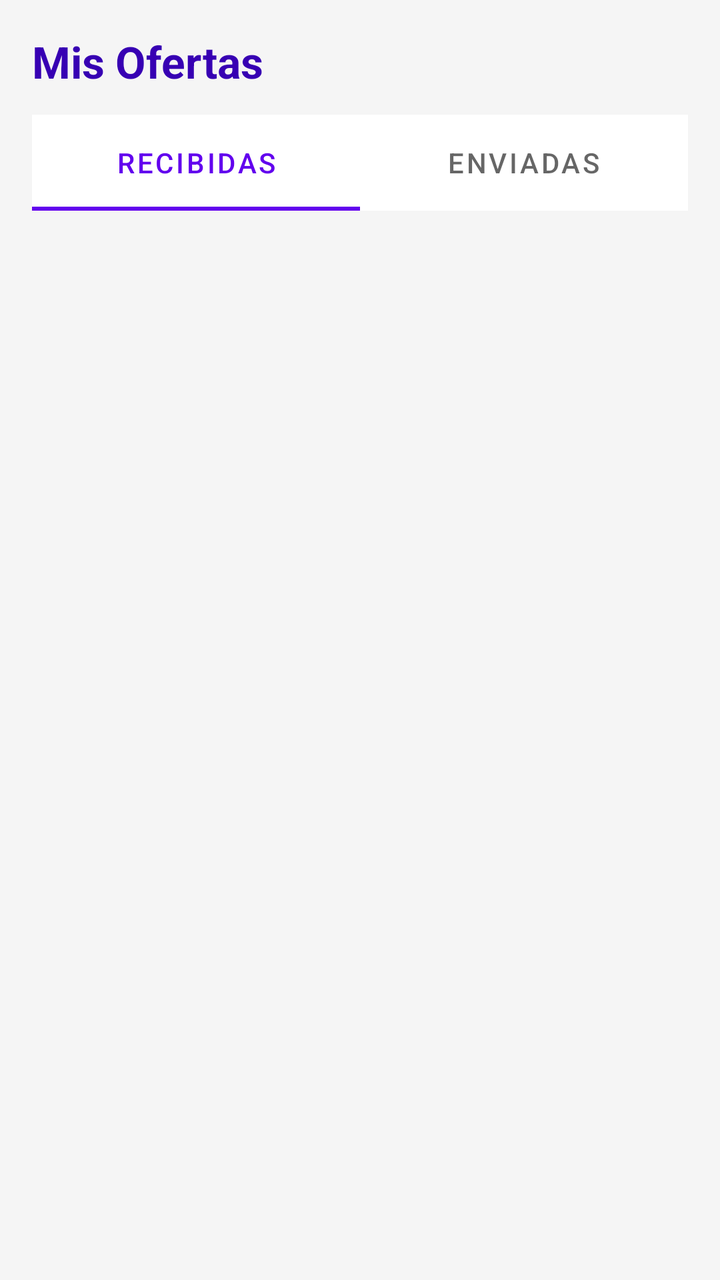
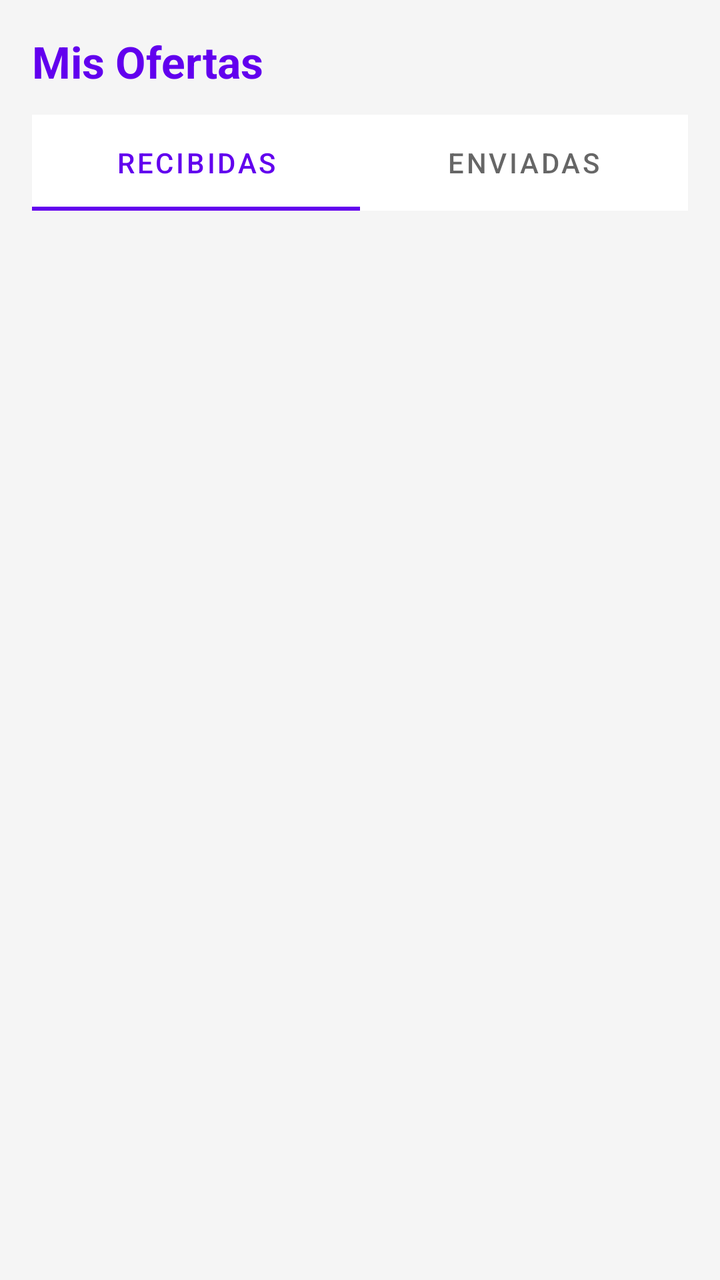

An Android layout rendered at two revisions. The XML below is the earlier revision; the diff shows what the commit changed to produce the second picture.
<!-- AndroidManifest.xml: application theme Theme.TPRondaGrupo2 -->
<!-- res/layout/fragment_my_offers.xml -->
<?xml version="1.0" encoding="utf-8"?>
<LinearLayout xmlns:android="http://schemas.android.com/apk/res/android"
    android:layout_width="match_parent"
    android:layout_height="match_parent"
    android:orientation="vertical"
    android:padding="16dp">

    <TextView
        android:layout_width="wrap_content"
        android:layout_height="wrap_content"
        android:text="Mis Ofertas"
        android:textSize="22sp"
        android:textStyle="bold"
        android:textColor="@color/purple_700"
        android:layout_marginBottom="12dp" />

    <com.google.android.material.tabs.TabLayout
        android:id="@+id/tabLayoutOffers"
        android:layout_width="match_parent"
        android:layout_height="wrap_content"
        android:layout_marginBottom="12dp">
        <com.google.android.material.tabs.TabItem
            android:layout_width="wrap_content"
            android:layout_height="wrap_content"
            android:text="Recibidas" />
        <com.google.android.material.tabs.TabItem
            android:layout_width="wrap_content"
            android:layout_height="wrap_content"
            android:text="Enviadas" />
    </com.google.android.material.tabs.TabLayout>

    <ProgressBar
        android:id="@+id/progressBarOffers"
        android:layout_width="wrap_content"
        android:layout_height="wrap_content"
        android:layout_gravity="center"
        android:visibility="gone" />

    <TextView
        android:id="@+id/tvEmptyOffers"
        android:layout_width="match_parent"
        android:layout_height="wrap_content"
        android:text="No hay ofertas para mostrar."
        android:gravity="center"
        android:textColor="@android:color/darker_gray"
        android:visibility="gone"
        android:layout_marginTop="32dp" />

    <androidx.recyclerview.widget.RecyclerView
        android:id="@+id/rvOffers"
        android:layout_width="match_parent"
        android:layout_height="match_parent" />

</LinearLayout>
<!-- resources referenced by this layout -->
<resources>
  <color name="purple_700">#FF3700B3</color>
  <style name="Theme.TPRondaGrupo2" parent="Theme.MaterialComponents.DayNight.NoActionBar">
          
          <item name="colorPrimary">@color/purple_500</item>
          <item name="colorPrimaryVariant">@color/purple_700</item>
          <item name="colorOnPrimary">@color/white</item>
          
          <item name="colorSecondary">@color/teal_200</item>
          <item name="colorSecondaryVariant">@color/teal_700</item>
          <item name="colorOnSecondary">@color/black</item>
          
          <item name="android:statusBarColor">?attr/colorPrimaryVariant</item>
          
          <item name="colorSurface">@color/white</item>
          <item name="colorOnSurface">@color/black</item>
          <item name="android:colorBackground">#F5F5F5</item>
          <item name="colorOnBackground">@color/black</item>
          <item name="android:windowBackground">?android:attr/colorBackground</item>
      </style>
  <color name="purple_500">#FF6200EE</color>
  <color name="white">#FFFFFFFF</color>
  <color name="teal_200">#FF03DAC5</color>
  <color name="teal_700">#FF018786</color>
  <color name="black">#FF000000</color>
</resources>

<!-- the commit's change to res/layout/fragment_my_offers.xml (unified diff, before → after) -->
@@ -11,7 +11,7 @@
         android:text="Mis Ofertas"
         android:textSize="22sp"
         android:textStyle="bold"
-        android:textColor="@color/purple_700"
+        android:textColor="?attr/colorPrimary"
         android:layout_marginBottom="12dp" />
 
     <com.google.android.material.tabs.TabLayout
